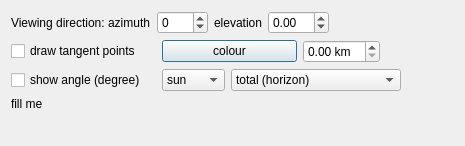
This is mslib/msui/ui/ui_remotesensing_dockwidget.ui in Open-MSS/MSS as Qt 5 draws it before an edit. The edited form follows.
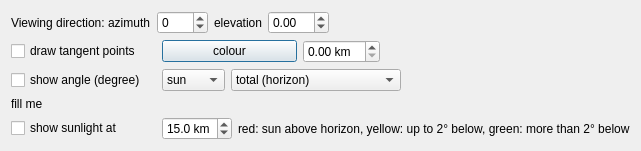
This is the edited form.

Patch:
```diff
--- a/mslib/msui/ui/ui_remotesensing_dockwidget.ui
+++ b/mslib/msui/ui/ui_remotesensing_dockwidget.ui
@@ -246,6 +246,66 @@
      </item>
     </layout>
    </item>
+   <item>
+    <layout class="QHBoxLayout" name="horizontalLayout_7">
+     <item>
+      <widget class="QCheckBox" name="cbShowSunlight">
+       <property name="minimumSize">
+        <size>
+         <width>145</width>
+         <height>0</height>
+        </size>
+       </property>
+       <property name="toolTip">
+        <string>Whether the top of the sun is above the horizon at the given altitude above the flight path, including atmospheric refraction (US standard atmosphere).
+red: above the horizon, yellow: up to 2° below, green: more than 2° below.</string>
+       </property>
+       <property name="text">
+        <string>show sunlight at</string>
+       </property>
+      </widget>
+     </item>
+     <item>
+      <widget class="QDoubleSpinBox" name="dsbSunlightHeight">
+       <property name="toolTip">
+        <string>Altitude at which sunlight is checked, independent of the flight level.</string>
+       </property>
+       <property name="suffix">
+        <string> km</string>
+       </property>
+       <property name="decimals">
+        <number>1</number>
+       </property>
+       <property name="maximum">
+        <double>30.000000000000000</double>
+       </property>
+       <property name="value">
+        <double>15.000000000000000</double>
+       </property>
+      </widget>
+     </item>
+     <item>
+      <widget class="QLabel" name="lbSunlightCmap">
+       <property name="text">
+        <string>red: sun above horizon, yellow: up to 2° below, green: more than 2° below</string>
+       </property>
+      </widget>
+     </item>
+     <item>
+      <spacer name="horizontalSpacer_7">
+       <property name="orientation">
+        <enum>Qt::Horizontal</enum>
+       </property>
+       <property name="sizeHint" stdset="0">
+        <size>
+         <width>40</width>
+         <height>20</height>
+        </size>
+       </property>
+      </spacer>
+     </item>
+    </layout>
+   </item>
    <item>
     <spacer name="verticalSpacer">
      <property name="orientation">
```
